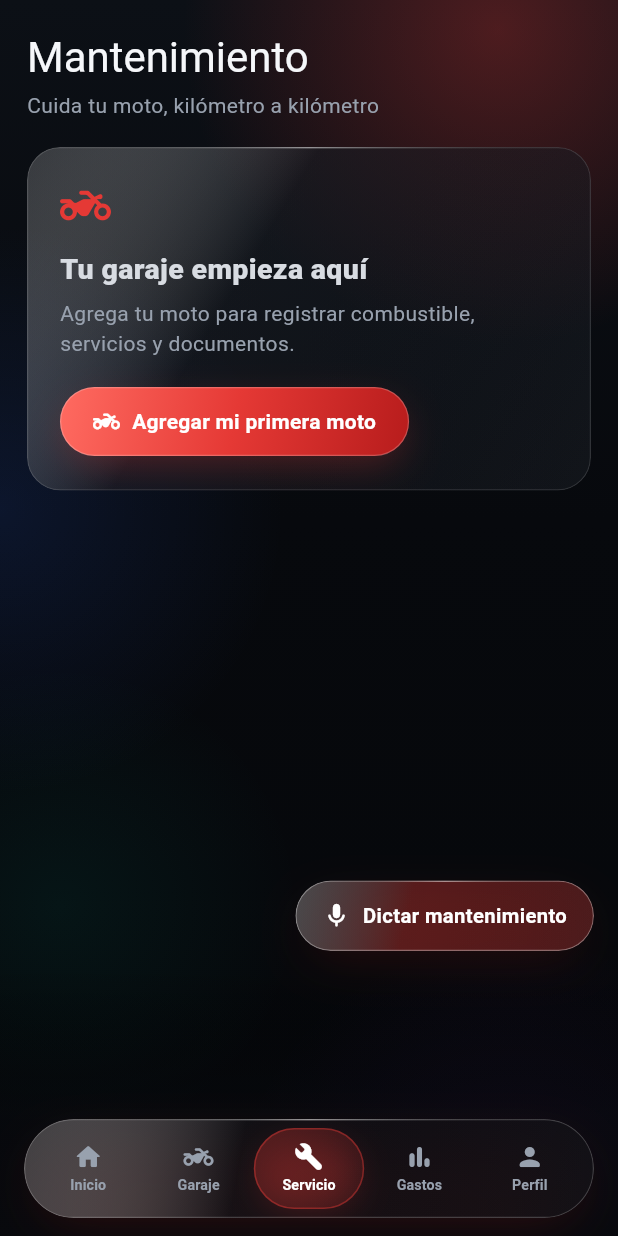
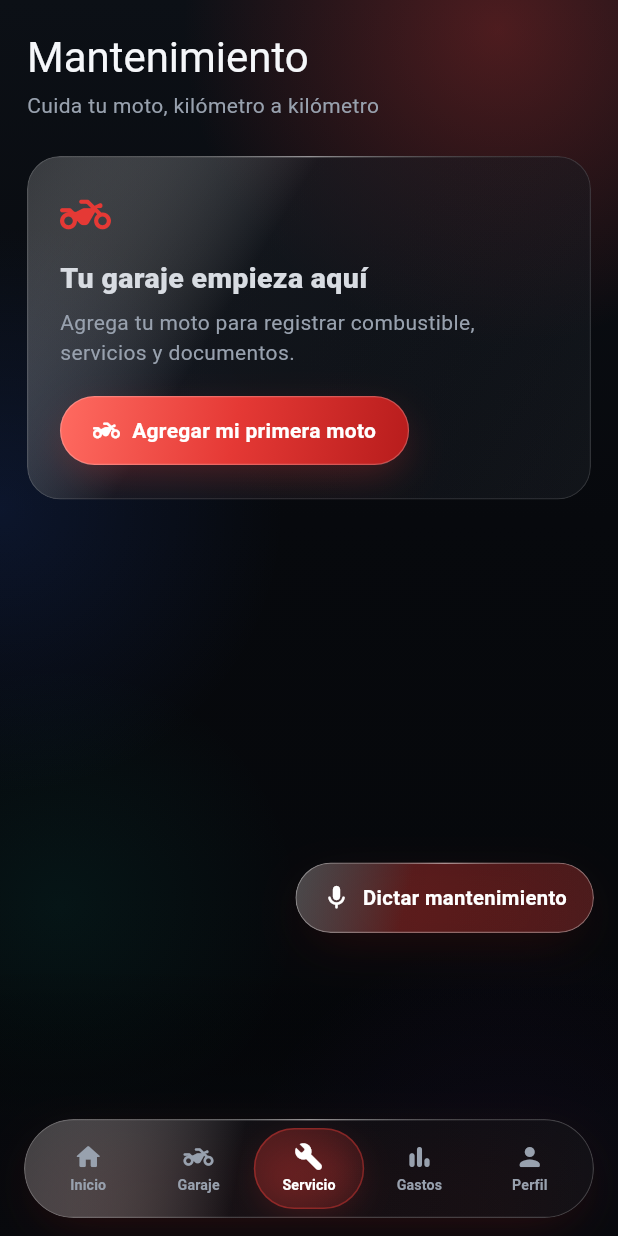
Before and after one commit to DanielELpro321/Mi-garaje-app, a Flutter app: the screen it shows after launch, item 3 of the bottom bar chosen, on a phone screen of 412 x 824 dp. Run offline on Flutter 3.47's test engine with Material 3 defaults, Android fonts, the phone set to English and light mode, and no system bars; our stand-ins replace file_picker, image_picker, shared_preferences, speech_to_text; missing offline and left inert: google_mlkit_text_recognition.

Commit message:
fix: FAB position and spacing in Gastos/Mantenimiento screens

```diff
--- a/app_flutter/lib/main.dart
+++ b/app_flutter/lib/main.dart
@@ -951,7 +951,7 @@ class _GarageAppState extends State<GarageApp> {
                 ],
               ),
               floatingActionButton: Padding(
-                padding: const EdgeInsets.only(bottom: 96),
+                padding: const EdgeInsets.only(bottom: 108),
                 child: switch (_tab) {
                 2 => _LiquidFab(
                   icon: Icons.mic_rounded,
@@ -1560,7 +1560,7 @@ class _GarageAppState extends State<GarageApp> {
       padding: const EdgeInsets.fromLTRB(18, 20, 18, 140),
       children: [
         _pageHeader('Mantenimiento', 'Cuida tu moto, kilómetro a kilómetro'),
-        const SizedBox(height: 18),
+        const SizedBox(height: 24),
         if (vehicle == null)
           _emptyVehicleCard()
         else ...[
@@ -1582,9 +1582,9 @@ class _GarageAppState extends State<GarageApp> {
               ],
             ),
           ),
-          const SizedBox(height: 18),
+          const SizedBox(height: 24),
           _sectionTitle('Plan de mantenimiento'),
-          const SizedBox(height: 10),
+          const SizedBox(height: 14),
           if (services.isEmpty)
             _emptyCard('Todavía no tienes servicios programados')
           else
@@ -1594,15 +1594,15 @@ class _GarageAppState extends State<GarageApp> {
                 child: _serviceTile(service, vehicle, actionable: true),
               ),
             ),
-          const SizedBox(height: 8),
+          const SizedBox(height: 14),
           FilledButton.icon(
             onPressed: _addService,
             icon: const Icon(Icons.add),
             label: const Text('Registrar mantenimiento'),
           ),
-          const SizedBox(height: 24),
+          const SizedBox(height: 32),
           _sectionTitle('Documentos y vencimientos'),
-          const SizedBox(height: 10),
+          const SizedBox(height: 14),
           if (docs.isEmpty)
             _emptyCard('Agrega SOAT, tecnomecánica u otro documento')
           else
@@ -1646,7 +1646,7 @@ class _GarageAppState extends State<GarageApp> {
       padding: const EdgeInsets.fromLTRB(18, 20, 18, 140),
       children: [
         _pageHeader('Estadísticas', 'Resumen de tus gastos'),
-        const SizedBox(height: 18),
+        const SizedBox(height: 24),
         _Panel(
           child: Column(
             crossAxisAlignment: CrossAxisAlignment.start,
@@ -1660,7 +1660,7 @@ class _GarageAppState extends State<GarageApp> {
                   fontWeight: FontWeight.w800,
                 ),
               ),
-              const SizedBox(height: 20),
+              const SizedBox(height: 24),
               SizedBox(
                 height: 150,
                 child: Row(
@@ -1744,7 +1744,7 @@ class _GarageAppState extends State<GarageApp> {
             ],
           ),
         ),
-        const SizedBox(height: 22),
+        const SizedBox(height: 32),
         _sectionTitle('Gastos y reparaciones', action: 'Agregar', onAction: _addExpense),
         const SizedBox(height: 10),
         if (_data.expenses.isEmpty)
```
